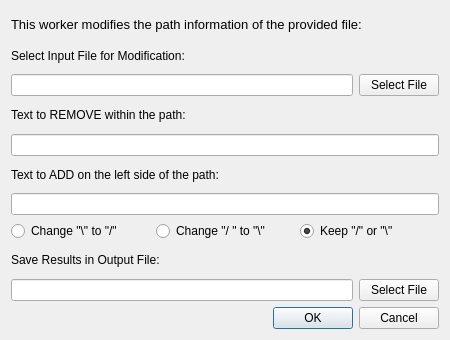
This is src/dialogmodifypath.ui in untergasser/filecalibur as Qt 5 draws it before an edit. The edited form follows.
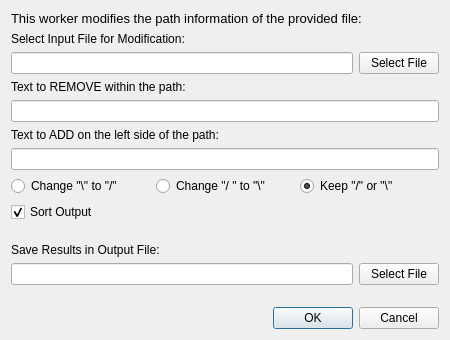
This is the edited form.

Commit message: Now with sort function - but not A-Za-z, not Aa-Zz

What changed in the file:
```diff
--- a/src/dialogmodifypath.ui
+++ b/src/dialogmodifypath.ui
@@ -100,6 +100,29 @@
      </item>
     </layout>
    </item>
+   <item>
+    <widget class="QCheckBox" name="checkBoxSortOutput">
+     <property name="text">
+      <string>Sort Output</string>
+     </property>
+     <property name="checked">
+      <bool>true</bool>
+     </property>
+    </widget>
+   </item>
+   <item>
+    <spacer name="verticalSpacer">
+     <property name="orientation">
+      <enum>Qt::Vertical</enum>
+     </property>
+     <property name="sizeHint" stdset="0">
+      <size>
+       <width>20</width>
+       <height>40</height>
+      </size>
+     </property>
+    </spacer>
+   </item>
    <item>
     <widget class="QLabel" name="label_6">
      <property name="text">
@@ -121,6 +144,19 @@
      </item>
     </layout>
    </item>
+   <item>
+    <spacer name="verticalSpacer_2">
+     <property name="orientation">
+      <enum>Qt::Vertical</enum>
+     </property>
+     <property name="sizeHint" stdset="0">
+      <size>
+       <width>20</width>
+       <height>40</height>
+      </size>
+     </property>
+    </spacer>
+   </item>
    <item>
     <widget class="QDialogButtonBox" name="buttonBox">
      <property name="orientation">
```
The commit also changes 3 other files.
